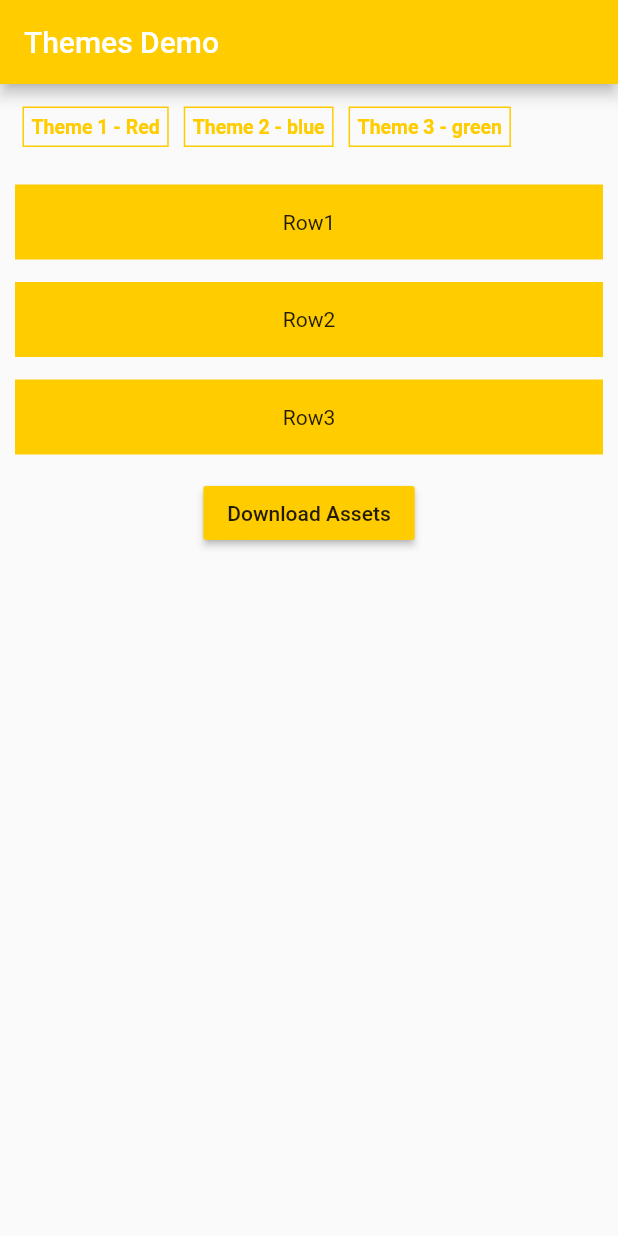
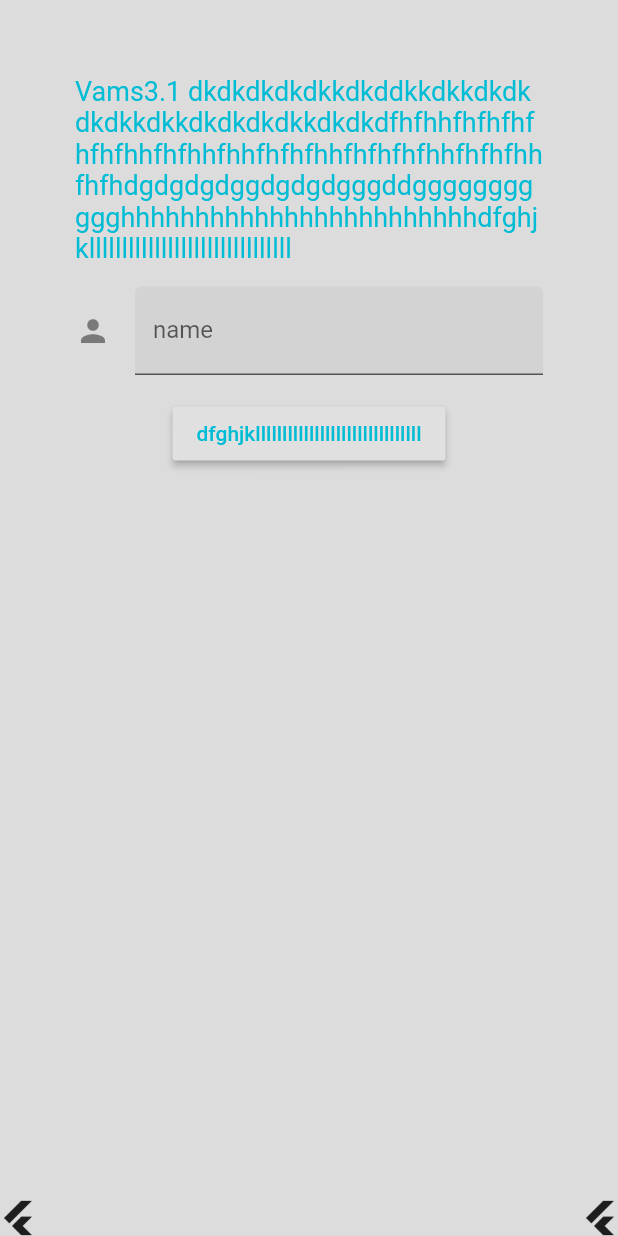
Before and after one commit to SahistaParween232/ApplyThemes, a Flutter app: the screen it shows after launch, on a phone screen of 412 x 824 dp. Run offline on Flutter 3.47's test engine with Material 2 defaults, Android fonts, the light colour scheme and no system bars; our stand-ins replace adaptive_breakpoints; missing offline and left inert: download_assets.

Commit message:
responsive commit.

```diff
--- /dev/null
+++ b/lib/App.dart
@@ -0,0 +1,48 @@
+import 'package:applythemes/ResponsiveBodyWidget.dart';
+import 'package:flutter/material.dart';
+
+import 'ResponsivePage.dart';
+
+class App extends StatelessWidget {
+  @override
+  Widget build(BuildContext context) {
+    return MaterialApp(
+        debugShowCheckedModeBanner: false,
+        home: ResponsivePage(
+            widget: bottomWithBodyWidget(context, _homeContent(context))));
+  }
+
+  //todo home content widget
+  Widget _homeContent(context) {
+    return Container(
+      padding: EdgeInsets.all(50),
+      color: Colors.black12,
+      child: Column(
+        children: [
+          Text('Vams3.1 dkdkdkdkdkkdkddkkdkkdkdkdkdkkdkkdkdkdkdkkdkdkd'
+              'fhfhhfhfhfhfhfhfhhfhfhhfhhfhfhfhhfhfhfhfhhfhfhfhhfhfh'
+              'dgdgdgdggdgdgdgggddggggggggggghhhhhhhhhhhhhhhhhhhhhhhh'
+              'dfghjklllllllllllllllllllllllllllllll',
+          style: TextStyle(
+            color: Colors.cyan,
+            fontSize: 18,
+          ),),
+          SizedBox(height: 15,),
+          TextFormField(
+            decoration: InputDecoration(
+              filled: true,
+              icon: const Icon(Icons.person),
+              hintText: 'name',
+              labelText: 'name',
+            ),
+          ),
+          SizedBox(height: 15,),
+          RaisedButton(
+            textColor: Colors.cyan,
+            child: Text('dfghjklllllllllllllllllllllllllllllll'),
+              onPressed: (){})
+        ],
+      ),
+    );
+  }
+}
--- /dev/null
+++ b/lib/BottomImage.dart
@@ -0,0 +1,11 @@
+import 'package:flutter/material.dart';
+
+class BottomImage extends StatelessWidget {
+  final String imgPath;
+  BottomImage({this.imgPath});
+
+  @override
+  Widget build(BuildContext context) {
+    return ImageIcon(AssetImage(imgPath));
+  }
+}
--- a/lib/DownloadAsset.dart
+++ b/lib/DownloadAsset.dart
@@ -19,6 +19,7 @@ class _DownloadAssetState extends State<DownloadAsset> {
   void initState() {
     super.initState();
     DownloadAssetsController.init();
+    _downloadAssets();
   }
 
   @override
@@ -64,7 +65,7 @@ class _DownloadAssetState extends State<DownloadAsset> {
         children: <Widget>[
           FloatingActionButton(
             heroTag: 'Btn1',
-            onPressed: _downloadAssets,
+            onPressed: (){},//_downloadAssets,
             tooltip: 'Increment',
             child: Icon(Icons.arrow_downward),
           ),
--- /dev/null
+++ b/lib/ResponsiveBodyWidget.dart
@@ -0,0 +1,25 @@
+import 'package:flutter/material.dart';
+
+import 'BottomImage.dart';
+import 'ResponsivePage.dart';
+
+//todo responsive bottom and body widget
+Widget bottomWithBodyWidget(context, contentWidget) {
+  return Stack(
+    children: [
+      contentWidget,
+      Align(
+        alignment: Alignment.bottomLeft,
+        child: BottomImage(
+          imgPath: 'assets/images/logo.png',
+        ),
+      ),
+      Align(
+        alignment: Alignment.bottomRight,
+        child: BottomImage(
+          imgPath: 'assets/images/logo.png',
+        ),
+      ),
+    ],
+  );
+}
--- /dev/null
+++ b/lib/ResponsivePage.dart
@@ -0,0 +1,51 @@
+import 'package:applythemes/adaptive.dart';
+import 'package:flutter/material.dart';
+
+class ResponsivePage extends StatelessWidget {
+  final Widget widget;
+
+  ResponsivePage({this.widget});
+
+  @override
+  Widget build(BuildContext context) {
+    return _responsiveWidget(context);
+  }
+
+  Widget _responsiveWidget(context) {
+    return Scaffold(
+      appBar: _appBar(context),
+      body: _responsiveBodyWidget(context),
+    );
+  }
+
+  Widget _responsiveBodyWidget(context) {
+    return LayoutBuilder(builder: (context, constraint) {
+      return ConstrainedBox(
+        constraints: BoxConstraints(
+          maxHeight: constraint.maxHeight,
+          maxWidth: constraint.maxWidth,
+        ),
+        child: widget,
+      );
+    });
+  }
+
+  Widget _appBar(context) {
+    return isDisplayDesktop(context) == true
+        ? AppBar(
+            title: Text(
+              'VAMS 3.1',
+              style: TextStyle(color: Colors.cyan),
+            ),
+            backgroundColor: Colors.white,
+            bottom: PreferredSize(
+              child: Container(
+                color: Colors.cyan,
+                height: 4,
+              ),
+              preferredSize: Size.fromHeight(4.0),
+            ),
+          )
+        : null;
+  }
+}
--- /dev/null
+++ b/lib/adaptive.dart
@@ -0,0 +1,12 @@
+import 'package:adaptive_breakpoints/adaptive_breakpoints.dart';
+import 'package:flutter/material.dart';
+
+//todo Returns a boolean value whether the window is considered medium or large size.
+//todo Used to build adaptive and responsive layouts.
+bool isDisplayDesktop(BuildContext context) =>
+    getWindowType(context) >= AdaptiveWindowType.medium;
+
+//todo Returns boolean value whether the window is considered medium size.
+//todo Used to build adaptive and responsive layouts.
+bool isDisplaySmallDesktop(BuildContext context) =>
+    getWindowType(context) == AdaptiveWindowType.medium;
--- a/pubspec.yaml
+++ b/pubspec.yaml
@@ -29,6 +29,9 @@ dependencies:
   # Use with the CupertinoIcons class for iOS style icons.
   cupertino_icons: ^1.0.0
   download_assets: ^1.0.4
+  pwa: ^0.2.0
+  adaptive_breakpoints: ^0.0.3
+  rxdart: ^0.25.0
 
 dev_dependencies:
   flutter_test:
@@ -48,6 +51,7 @@ flutter:
   # To add assets to your application, add an assets section, like this:
   assets:
     - assets/themes/
+    - assets/images/
 
   # An image asset can refer to one or more resolution-specific "variants", see
   # https://flutter.dev/assets-and-images/#resolution-aware.
```
Also changed, not shown: lib/ApplyThemes.dart (+17 -0 lines), lib/main.dart (+3 -5 lines), assets/images/logo.png (added), lib/DownloadTextFileWeb.dart (added), lib/theme_bloc/ThemeBloc.dart (added), lib/theme_bloc/ThemeProvider.dart (added), 5 other files.
